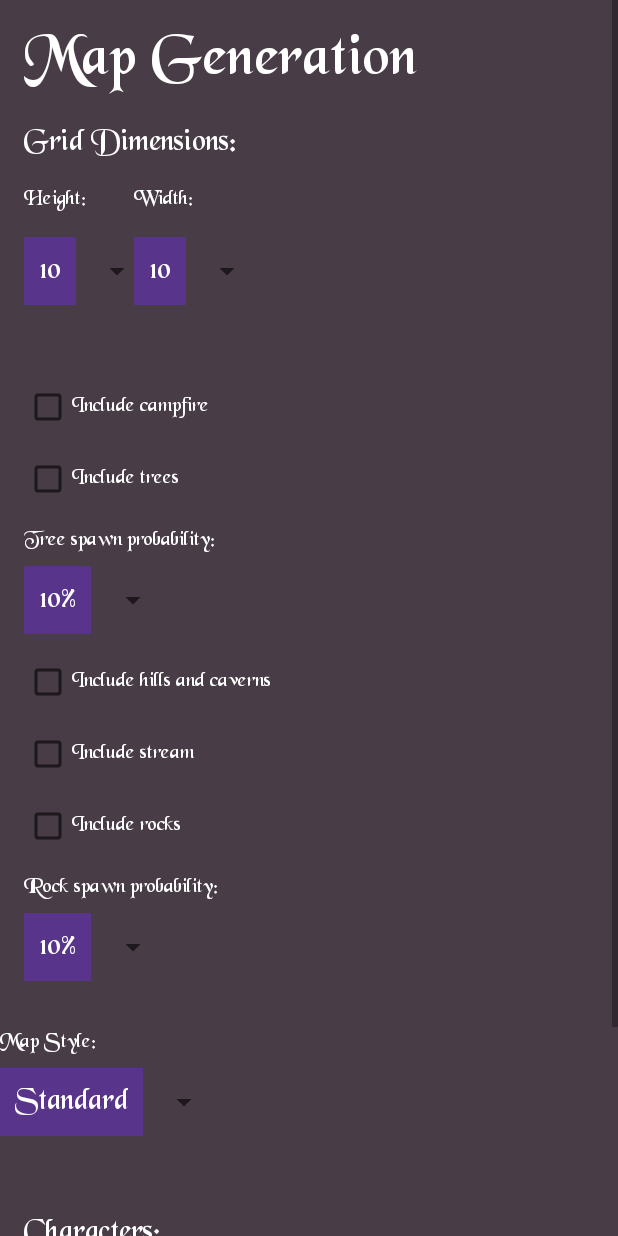
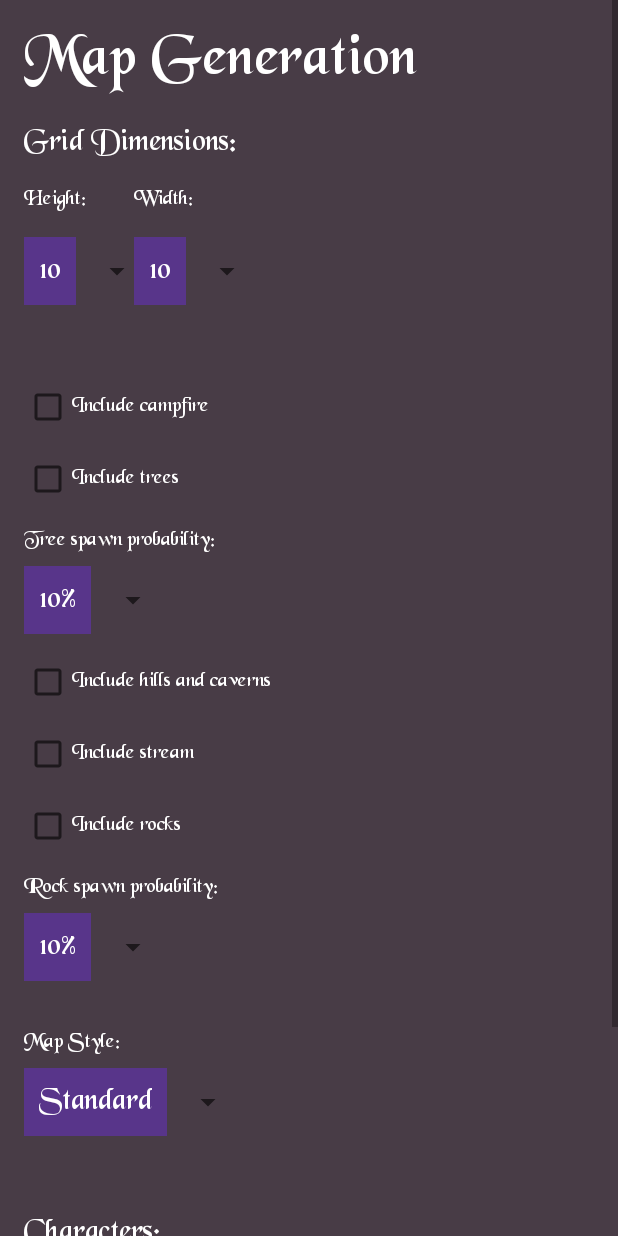
Before and after one commit to arkountos/OrcsAttack, an Android app: the EncounterStartActivity screen opened directly, with no data from a screen before it, on a phone screen of 412 x 824 dp. Run offline under Robolectric (Android 15) with nearby library versions, the phone set to English and light mode, and no system bars; Roboto replaces fonts that are not available here.

Commit message:
Layout bug fix

```diff
--- a/app/src/main/res/layout/activity_encounter_start.xml
+++ b/app/src/main/res/layout/activity_encounter_start.xml
@@ -166,8 +166,8 @@
                 android:layout_marginTop="32dp"
                 android:text="Map Style:"
                 android:textColor="@android:color/white"
-                app:layout_constraintTop_toBottomOf="@+id/rock_probability_spinner"
-                tools:layout_editor_absoluteX="16dp" />
+                app:layout_constraintStart_toStartOf="@+id/rock_probability_spinner"
+                app:layout_constraintTop_toBottomOf="@+id/rock_probability_spinner" />
 
             <CheckBox
                 android:id="@+id/campfire_checkbox"
```
